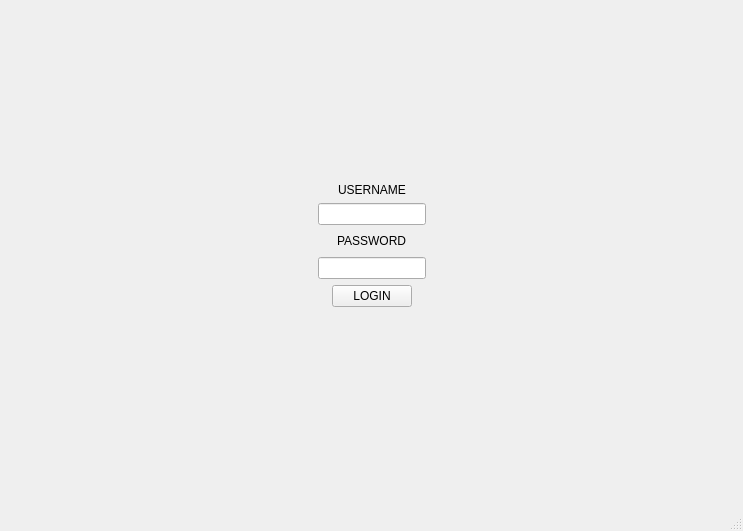
Old version of the form form.ui in the repository ManiMSV/ibtool.
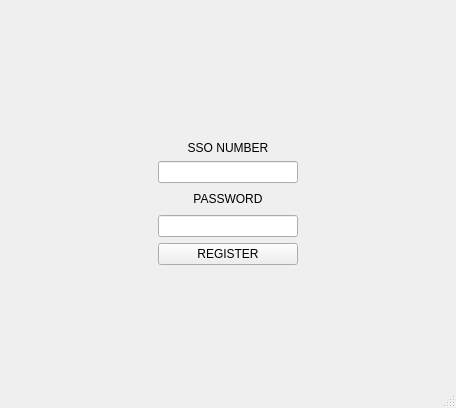
New version of the form. The open tabs and pages were chosen to show the change.

Commit message:
Refactor UI and functionality for user registration and login
- Updated form.ui to adjust widget sizes and layout for better user experience.
- Added new QLabel for messages and adjusted alignment properties.
- Modified QLineEdit and QPushButton placements for improved layout.
- Implemented registration functionality in mainwindow.py, allowing users to register and log in.
- Replaced QTextBrowser with QWebEngineView for better link handling.
- Added menu options for navigation and improved page handling logic.
- Enhanced tab order for input fields to streamline user interaction.

The edit to the form file:
```diff
--- a/form.ui
+++ b/form.ui
@@ -6,8 +6,8 @@
    <rect>
     <x>0</x>
     <y>0</y>
-    <width>743</width>
-    <height>531</height>
+    <width>456</width>
+    <height>408</height>
    </rect>
   </property>
   <property name="windowTitle">
@@ -16,33 +16,69 @@
   <widget class="QWidget" name="centralwidget">
    <layout class="QGridLayout" name="gridLayout_2">
     <item row="0" column="0">
+     <widget class="QLabel" name="label_message">
+      <property name="text">
+       <string/>
+      </property>
+      <property name="alignment">
+       <set>Qt::AlignmentFlag::AlignRight|Qt::AlignmentFlag::AlignTrailing|Qt::AlignmentFlag::AlignVCenter</set>
+      </property>
+     </widget>
+    </item>
+    <item row="1" column="0">
      <widget class="QStackedWidget" name="stackedWidget">
       <property name="currentIndex">
        <number>0</number>
       </property>
       <widget class="QWidget" name="page_1">
        <layout class="QGridLayout" name="gridLayout">
-        <item row="2" column="1" alignment="Qt::AlignmentFlag::AlignHCenter">
-         <widget class="QLineEdit" name="lineEdit_ssonumber"/>
-        </item>
-        <item row="1" column="1" alignment="Qt::AlignmentFlag::AlignHCenter">
-         <widget class="QLabel" name="label_ssonumber">
-          <property name="text">
-           <string>USERNAME</string>
-          </property>
-         </widget>
-        </item>
-        <item row="3" column="1" alignment="Qt::AlignmentFlag::AlignHCenter">
-         <widget class="QLabel" name="label_password">
-          <property name="text">
-           <string>PASSWORD</string>
-          </property>
-         </widget>
-        </item>
         <item row="4" column="1" alignment="Qt::AlignmentFlag::AlignHCenter">
+         <widget class="QLabel" name="label_password">
+          <property name="text">
+           <string>PASSWORD</string>
+          </property>
+          <property name="alignment">
+           <set>Qt::AlignmentFlag::AlignCenter</set>
+          </property>
+         </widget>
+        </item>
+        <item row="2" column="1">
+         <widget class="QLineEdit" name="lineEdit_ssonumber">
+          <property name="alignment">
+           <set>Qt::AlignmentFlag::AlignLeading|Qt::AlignmentFlag::AlignLeft|Qt::AlignmentFlag::AlignVCenter</set>
+          </property>
+         </widget>
+        </item>
+        <item row="4" column="2">
+         <spacer name="horizontalSpacer_right">
+          <property name="orientation">
+           <enum>Qt::Orientation::Horizontal</enum>
+          </property>
+          <property name="sizeHint" stdset="0">
+           <size>
+            <width>40</width>
+            <height>20</height>
+           </size>
+          </property>
+         </spacer>
+        </item>
+        <item row="0" column="1">
+         <spacer name="verticalSpacer_top">
+          <property name="orientation">
+           <enum>Qt::Orientation::Vertical</enum>
+          </property>
+          <property name="sizeHint" stdset="0">
+           <size>
+            <width>20</width>
+            <height>40</height>
+           </size>
+          </property>
+         </spacer>
+        </item>
+        <item row="6" column="1">
          <widget class="QLineEdit" name="lineEdit_password"/>
         </item>
-        <item row="7" column="1">
+        <item row="13" column="1">
          <spacer name="verticalSpacer_bottom">
           <property name="orientation">
            <enum>Qt::Orientation::Vertical</enum>
@@ -55,27 +91,21 @@
           </property>
          </spacer>
         </item>
-        <item row="5" column="1" alignment="Qt::AlignmentFlag::AlignHCenter">
+        <item row="12" column="1">
+         <widget class="QPushButton" name="pushButton_register_1">
+          <property name="text">
+           <string>REGISTER</string>
+          </property>
+         </widget>
+        </item>
+        <item row="11" column="1">
          <widget class="QPushButton" name="pushButton_login">
           <property name="text">
            <string>LOGIN</string>
           </property>
          </widget>
         </item>
-        <item row="3" column="2">
-         <spacer name="horizontalSpacer_right">
-          <property name="orientation">
-           <enum>Qt::Orientation::Horizontal</enum>
-          </property>
-          <property name="sizeHint" stdset="0">
-           <size>
-            <width>40</width>
-            <height>20</height>
-           </size>
-          </property>
-         </spacer>
-        </item>
-        <item row="3" column="0">
+        <item row="4" column="0">
          <spacer name="horizontalSpacer_left">
           <property name="orientation">
            <enum>Qt::Orientation::Horizontal</enum>
@@ -88,8 +118,22 @@
           </property>
          </spacer>
         </item>
-        <item row="0" column="1">
-         <spacer name="verticalSpacer_top">
+        <item row="1" column="1" alignment="Qt::AlignmentFlag::AlignHCenter">
+         <widget class="QLabel" name="label_ssonumber">
+          <property name="text">
+           <string>SSO NUMBER</string>
+          </property>
+          <property name="alignment">
+           <set>Qt::AlignmentFlag::AlignLeading|Qt::AlignmentFlag::AlignLeft|Qt::AlignmentFlag::AlignVCenter</set>
+          </property>
+         </widget>
+        </item>
+       </layout>
+      </widget>
+      <widget class="QWidget" name="page_2">
+       <layout class="QGridLayout" name="gridLayout_4">
+        <item row="1" column="1">
+         <spacer name="verticalSpacer_top_2">
           <property name="orientation">
            <enum>Qt::Orientation::Vertical</enum>
           </property>
@@ -101,17 +145,81 @@
           </property>
          </spacer>
         </item>
+        <item row="2" column="1">
+         <widget class="QLabel" name="label_ssonumber_registraton">
+          <property name="text">
+           <string>SSO NUMBER</string>
+          </property>
+          <property name="alignment">
+           <set>Qt::AlignmentFlag::AlignCenter</set>
+          </property>
+         </widget>
+        </item>
+        <item row="4" column="0">
+         <spacer name="horizontalSpacer_left_2">
+          <property name="orientation">
+           <enum>Qt::Orientation::Horizontal</enum>
+          </property>
+          <property name="sizeHint" stdset="0">
+           <size>
+            <width>40</width>
+            <height>20</height>
+           </size>
+          </property>
+         </spacer>
+        </item>
+        <item row="4" column="1">
+         <widget class="QLabel" name="label_password_registration">
+          <property name="text">
+           <string>PASSWORD</string>
+          </property>
+          <property name="alignment">
+           <set>Qt::AlignmentFlag::AlignCenter</set>
+          </property>
+         </widget>
+        </item>
+        <item row="3" column="1">
+         <widget class="QLineEdit" name="lineEdit_ssonumber_registration">
+          <property name="alignment">
+           <set>Qt::AlignmentFlag::AlignCenter</set>
+          </property>
+         </widget>
+        </item>
+        <item row="7" column="1">
+         <spacer name="verticalSpacer_bottom_2">
+          <property name="orientation">
+           <enum>Qt::Orientation::Vertical</enum>
+          </property>
+          <property name="sizeHint" stdset="0">
+           <size>
+            <width>20</width>
+            <height>40</height>
+           </size>
+          </property>
+         </spacer>
+        </item>
+        <item row="4" column="2">
+         <spacer name="horizontalSpacer_right_2">
+          <property name="orientation">
+           <enum>Qt::Orientation::Horizontal</enum>
+          </property>
+          <property name="sizeHint" stdset="0">
+           <size>
+            <width>40</width>
+            <height>20</height>
+           </size>
+          </property>
+         </spacer>
+        </item>
         <item row="6" column="1">
-         <widget class="QLabel" name="label_message">
-          <property name="frameShadow">
-           <enum>QFrame::Shadow::Plain</enum>
-          </property>
+         <widget class="QPushButton" name="pushButton_register">
           <property name="text">
-           <string/>
+           <string>REGISTER</string>
           </property>
-          <property name="textFormat">
-           <enum>Qt::TextFormat::AutoText</enum>
-          </property>
+         </widget>
+        </item>
+        <item row="5" column="1">
+         <widget class="QLineEdit" name="lineEdit_password_registration">
           <property name="alignment">
            <set>Qt::AlignmentFlag::AlignCenter</set>
           </property>
```
Left out of the diff: 58 changed lines with no effect on the pictures. The commit also changes 5 other files.
